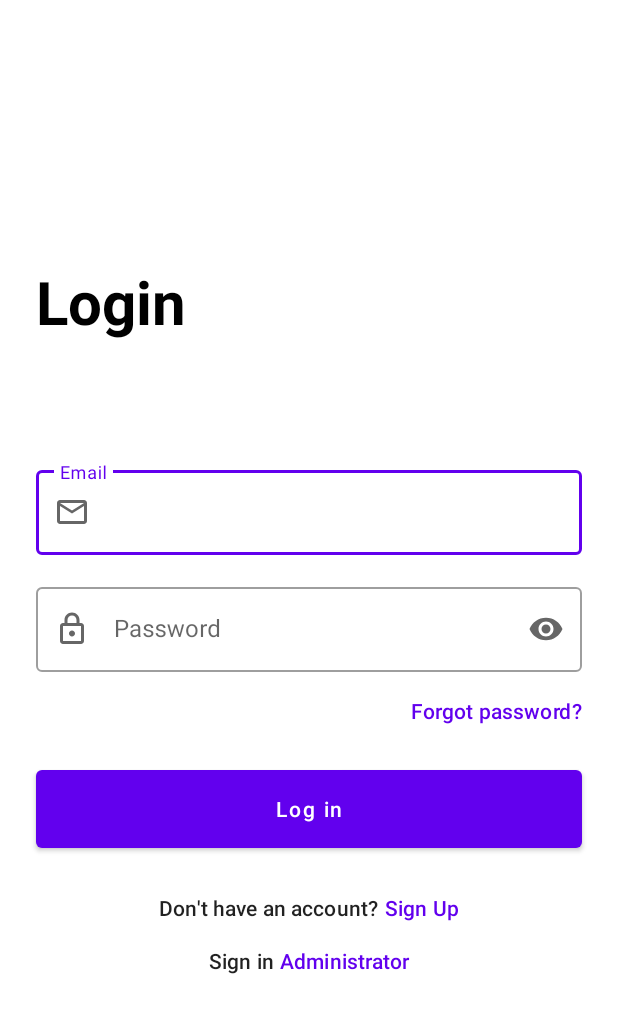
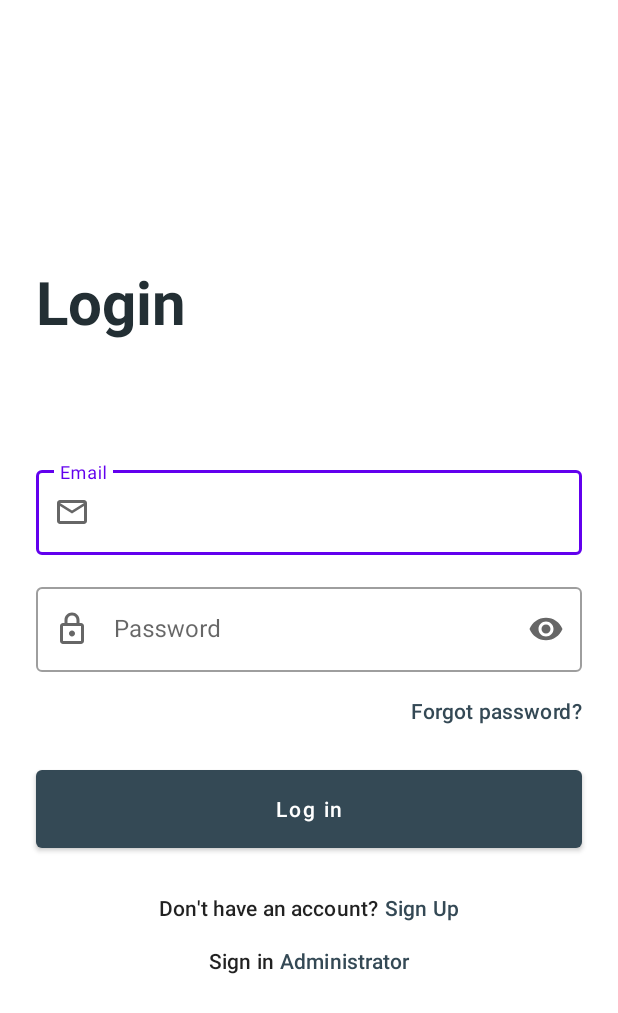
Before and after one commit to Aezikel/UniEval, an Android app: the screen it shows after launch (UserLoginActivity), on a phone screen of 412 x 824 dp. Shown: the top 1013 px of the screen. Run offline under Robolectric (Android 15) with nearby library versions, the phone set to English and light mode, and no system bars; our stand-ins replace Firebase (no records; nobody signed in at launch, a user with empty details on screens opened directly), data binding.

Commit message:
UserStory2 LoginUser XML

```diff
--- a/app/src/main/res/layout/activity_login_user.xml
+++ b/app/src/main/res/layout/activity_login_user.xml
@@ -20,7 +20,7 @@
             android:layout_marginEnd="24dp"
             android:layout_marginBottom="80dp"
             android:text="Login"
-            android:textColor="?attr/colorOnSurface"
+            android:textColor="@color/textColor"
             android:textSize="40sp"
             android:textStyle="bold"
             app:layout_constraintBottom_toTopOf="@+id/login_user_email_textInput"
@@ -90,7 +90,7 @@
             android:layout_marginEnd="24dp"
             android:text="Forgot password?"
             android:textAppearance="?attr/textAppearanceSubtitle2"
-            android:textColor="?attr/colorPrimary"
+            android:textColor="@color/textButtonColor"
             app:layout_constraintBottom_toTopOf="@+id/login_user_login_button"
             app:layout_constraintEnd_toEndOf="parent"
             app:layout_constraintHorizontal_bias="1.0"
@@ -107,6 +107,8 @@
             android:layout_marginEnd="24dp"
             android:layout_marginBottom="16dp"
             android:text="Log in"
+            android:textColor="@color/textColor2"
+            app:backgroundTint="@color/textButtonColor"
             android:textAllCaps="false"
             app:layout_constraintBottom_toTopOf="@+id/login_user_doNotHaveAnAccount_textView"
             app:layout_constraintEnd_toEndOf="parent"
@@ -134,7 +136,7 @@
             android:layout_marginStart="4dp"
             android:text="Sign Up"
             android:textAppearance="?attr/textAppearanceSubtitle2"
-            android:textColor="?attr/colorPrimary"
+            android:textColor="@color/textButtonColor"
             app:layout_constraintBottom_toBottomOf="@+id/login_user_doNotHaveAnAccount_textView"
             app:layout_constraintEnd_toEndOf="parent"
             app:layout_constraintStart_toEndOf="@+id/login_user_doNotHaveAnAccount_textView"
@@ -160,13 +162,39 @@
             android:layout_marginStart="4dp"
             android:text="Administrator"
             android:textAppearance="?attr/textAppearanceSubtitle2"
-            android:textColor="?attr/colorPrimary"
+            android:textColor="@color/textButtonColor"
             app:layout_constraintBottom_toBottomOf="@+id/login_user_signIn_text"
             app:layout_constraintEnd_toEndOf="parent"
             app:layout_constraintStart_toEndOf="@+id/login_user_signIn_text"
             app:layout_constraintTop_toTopOf="@+id/login_user_signIn_text"
             app:layout_constraintVertical_bias="0.0" />
 
+        <androidx.constraintlayout.widget.ConstraintLayout
+            android:id="@+id/loading_indiator"
+            android:layout_width="match_parent"
+            android:layout_height="match_parent"
+            android:background="#90000000"
+            android:clickable="true"
+            android:visibility="gone"
+            app:layout_constraintBottom_toBottomOf="parent"
+            app:layout_constraintEnd_toEndOf="parent"
+            app:layout_constraintStart_toStartOf="parent"
+            app:layout_constraintTop_toTopOf="parent">
+
+            <com.google.android.material.progressindicator.CircularProgressIndicator
+                android:layout_width="wrap_content"
+                android:layout_height="wrap_content"
+                android:indeterminate="true"
+                app:indicatorColor="?attr/colorSecondary"
+                app:layout_constraintBottom_toBottomOf="parent"
+                app:layout_constraintEnd_toEndOf="parent"
+                app:layout_constraintStart_toStartOf="parent"
+                app:layout_constraintTop_toTopOf="parent"
+                app:trackThickness="20dp" />
+
+
+        </androidx.constraintlayout.widget.ConstraintLayout>
+
 
     </androidx.constraintlayout.widget.ConstraintLayout>
 </layout>
```
